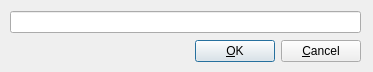
Qt form x64_dbg_gui/Project/Src/Gui/LineEditDialog.ui (x64dbg/x64dbg) before a commit.
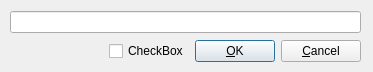
The same form after that commit. Icons and pictures are not drawn.

Commit message: GUI: fill with NOPs option in GUI (resolved issue #43)

```diff
--- a/x64_dbg_gui/Project/Src/Gui/LineEditDialog.ui
+++ b/x64_dbg_gui/Project/Src/Gui/LineEditDialog.ui
@@ -17,7 +17,7 @@
    <iconset resource="../../resource.qrc">
     <normaloff>:/icons/images/ui-combo-box-edit.png</normaloff>:/icons/images/ui-combo-box-edit.png</iconset>
   </property>
-  <widget class="QWidget" name="">
+  <widget class="QWidget" name="layoutWidget">
    <property name="geometry">
     <rect>
      <x>10</x>
@@ -45,6 +45,13 @@
         </property>
        </spacer>
       </item>
+      <item>
+       <widget class="QCheckBox" name="checkBox">
+        <property name="text">
+         <string>CheckBox</string>
+        </property>
+       </widget>
+      </item>
       <item>
        <widget class="QPushButton" name="buttonOk">
         <property name="text">
```
The commit also changes 5 other files.
